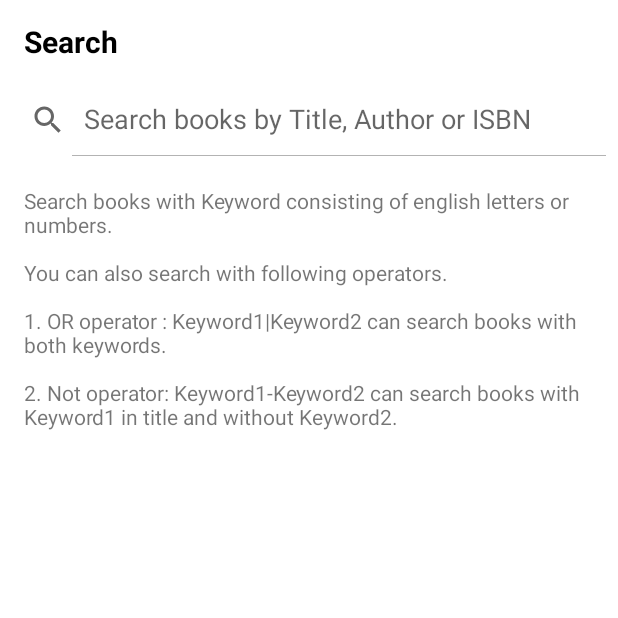
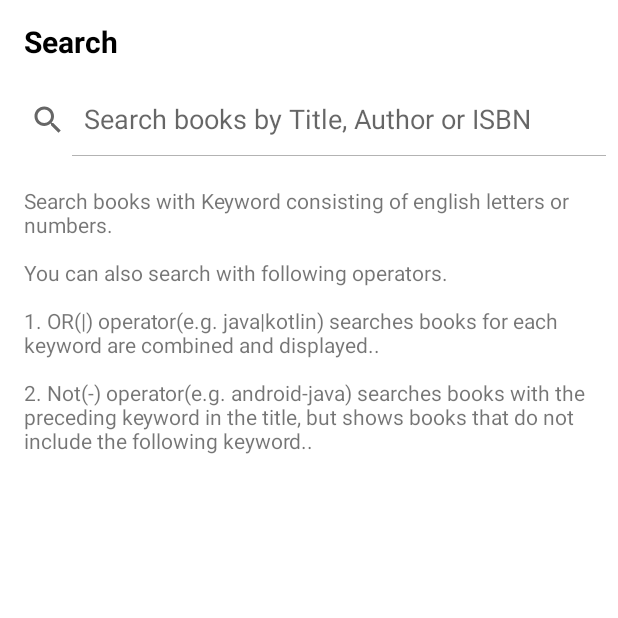
Before and after one commit to jindotori/books-android, an Android app: the screen it shows after launch (MainActivity), on a phone screen of 412 x 824 dp, the top half of it. Run offline under Robolectric (Android 15) with nearby library versions, the phone set to English and light mode, and no system bars; our stand-ins replace Dagger/Hilt's generated code; pictures from the network do not load.

Commit message:
Search guide 문구 수정

```diff
--- a/app/src/main/res/values/strings.xml
+++ b/app/src/main/res/values/strings.xml
@@ -29,7 +29,7 @@
     <string name="search_guide">
         Search books with Keyword consisting of english letters or numbers.
         \n\nYou can also search with following operators.
-        \n\n1. OR operator : Keyword1|Keyword2 can search books with both keywords.
-        \n\n2. Not operator: Keyword1-Keyword2 can search books with Keyword1 in title and without Keyword2.
+        \n\n1. OR(|) operator(e.g. java|kotlin) searches books for each keyword are combined and displayed..
+        \n\n2. Not(-) operator(e.g. android-java) searches books with the preceding keyword in the title, but shows books that do not include the following keyword..
     </string>
 </resources>
```
